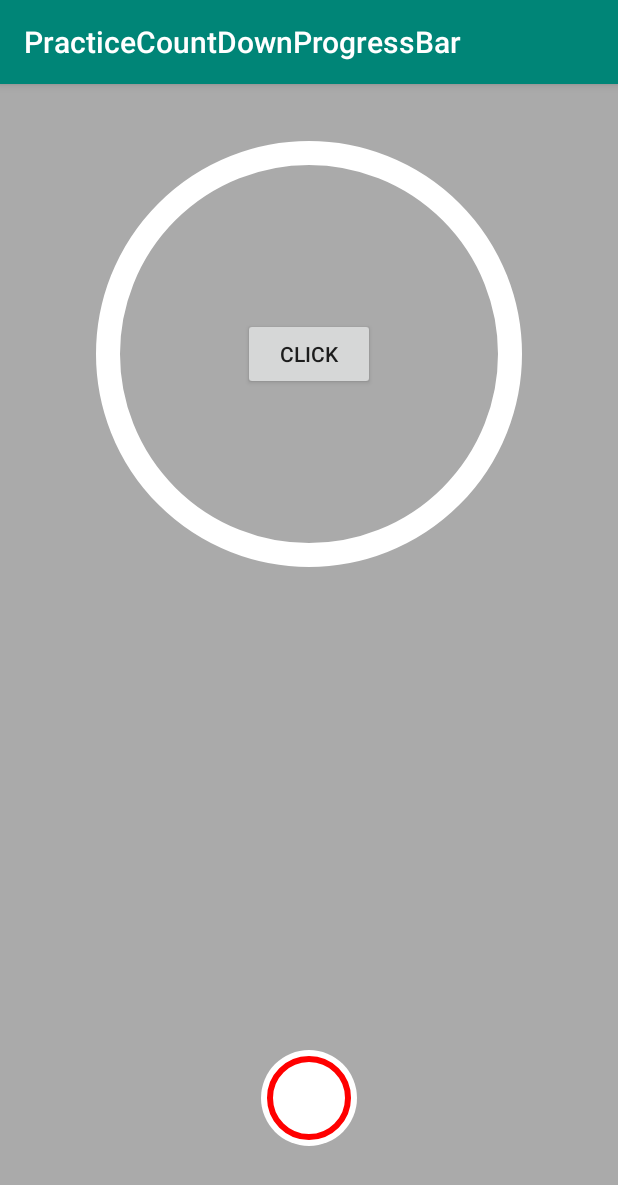
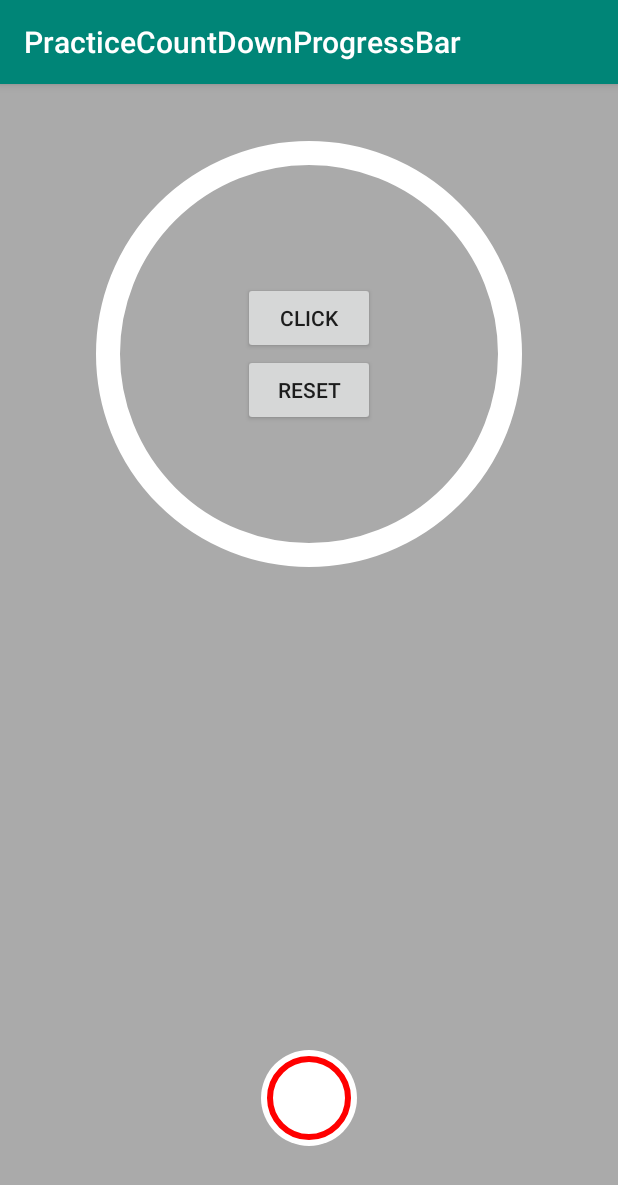
Before and after one commit to aluceps/PracticeCircleProgressBar, an Android app: the screen it shows after launch (MainActivity), on a phone screen of 412 x 824 dp. Shown: the top 1185 px of the screen. Run offline under Robolectric (Android 15) with nearby library versions, the phone set to English and light mode, and no system bars; our stand-ins replace data binding.

Commit message:
add reset button

```diff
--- a/app/src/main/java/me/aluceps/practicecountdownprogressbar/MainActivity.kt
+++ b/app/src/main/java/me/aluceps/practicecountdownprogressbar/MainActivity.kt
@@ -49,6 +49,9 @@ class MainActivity : AppCompatActivity(), CircleProgressBar.ProgressState {
         binding.buttonIncrement.setOnClickListener {
             binding.progressIncrement.increment()
         }
+        binding.buttonReset.setOnClickListener {
+            binding.progressIncrement.reset()
+        }
     }
 
     override fun onStarted() {
--- a/app/src/main/res/layout/activity_main.xml
+++ b/app/src/main/res/layout/activity_main.xml
@@ -36,10 +36,22 @@
             android:layout_width="wrap_content"
             android:layout_height="wrap_content"
             android:text="click"
+            app:layout_constraintBottom_toTopOf="@id/button_reset"
+            app:layout_constraintEnd_toEndOf="@id/progress_increment"
+            app:layout_constraintStart_toStartOf="@id/progress_increment"
+            app:layout_constraintTop_toTopOf="@id/progress_increment"
+            app:layout_constraintVertical_chainStyle="packed"
+            />
+
+        <Button
+            android:id="@+id/button_reset"
+            android:layout_width="wrap_content"
+            android:layout_height="wrap_content"
+            android:text="reset"
             app:layout_constraintBottom_toBottomOf="@id/progress_increment"
             app:layout_constraintEnd_toEndOf="@id/progress_increment"
             app:layout_constraintStart_toStartOf="@id/progress_increment"
-            app:layout_constraintTop_toTopOf="@id/progress_increment"
+            app:layout_constraintTop_toBottomOf="@id/button_increment"
             />
 
         <ImageButton
```
